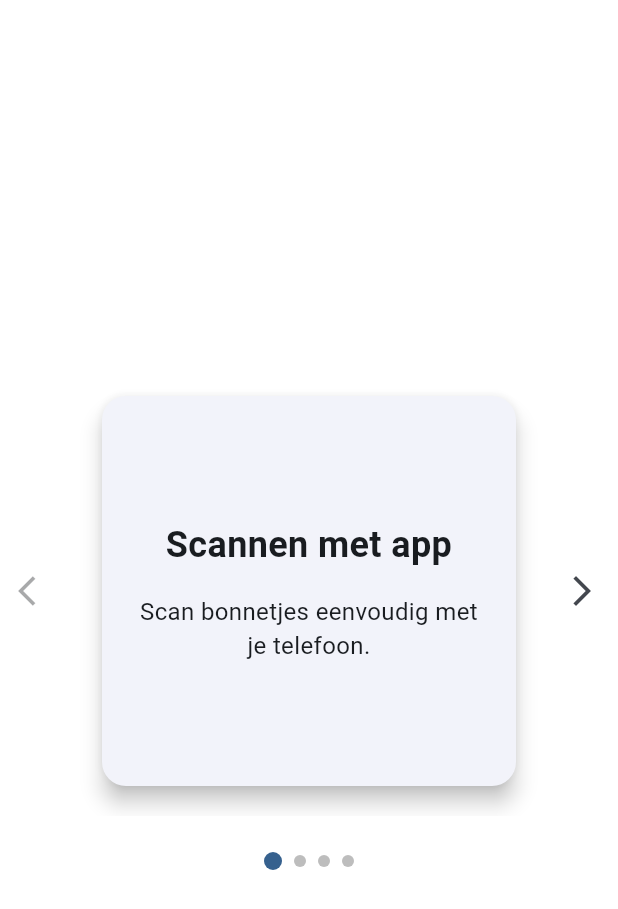
After one commit to reneax/statiescan, a Flutter app: the IntroScreen screen opened by its route, after a tap on the "arrow forward ios" icon, after a tap on the "arrow back ios" icon, on a phone screen of 412 x 824 dp. The commit adds this screen. Shown: the top 909 px of the screen. Run offline on Flutter 3.47's test engine with Material 3 defaults, Android fonts, the phone set to English and light mode, and no system bars; our stand-ins replace go_router.

Commit message:
added intro screen

```diff
--- a/lib/src/router.dart
+++ b/lib/src/router.dart
@@ -1,6 +1,7 @@
 import 'package:go_router/go_router.dart';
 import 'package:statiescan/src/screens/receipts_screen.dart';
 import 'package:statiescan/src/screens/settings/settings_screen.dart';
+import 'package:statiescan/src/screens/intro/intro/intro_screen.dart';
 
 final GoRouter appRouter = GoRouter(
   initialLocation: '/',
@@ -15,5 +16,9 @@ final GoRouter appRouter = GoRouter(
       pageBuilder:
           (context, state) => const NoTransitionPage(child: SettingsScreen()),
     ),
+    GoRoute(
+      path: '/intro',
+      pageBuilder: (context, state) => const NoTransitionPage(child: IntroScreen()),
+    ),
   ],
 );
--- /dev/null
+++ b/lib/src/screens/intro/intro/intro_carousel.dart
@@ -0,0 +1,117 @@
+import 'package:flutter/material.dart';
+import 'intro_slide.dart';
+
+class IntroCarousel extends StatefulWidget {
+  const IntroCarousel({super.key});
+
+  @override
+  State<IntroCarousel> createState() => _IntroCarouselState();
+}
+
+class _IntroCarouselState extends State<IntroCarousel> {
+  final PageController _pageController = PageController();
+  int _currentIndex = 0;
+
+  final List<Map<String, String>> _slides = [
+    {
+      'title': 'Scannen met app',
+      'description': 'Scan bonnetjes eenvoudig met je telefoon.'
+    },
+    {
+      'title': 'Bonnetjes terugvinden',
+      'description': 'Vind je opgeslagen bonnetjes snel terug.'
+    },
+    {
+      'title': 'Notificaties wanneer bonnetje verloopt',
+      'description': 'Krijg meldingen voordat je bon vervalt.'
+    },
+    {
+      'title': 'Delen met mensen',
+      'description': 'Deel je bonnen gemakkelijk met anderen.'
+    },
+  ];
+
+  void _goToPage(int page) {
+    _pageController.animateToPage(
+      page,
+      duration: const Duration(milliseconds: 300),
+      curve: Curves.easeInOut,
+    );
+  }
+
+  void _goToPrevious() {
+    if (_currentIndex > 0) {
+      _goToPage(_currentIndex - 1);
+    }
+  }
+
+  void _goToNext() {
+    if (_currentIndex < _slides.length - 1) {
+      _goToPage(_currentIndex + 1);
+    }
+  }
+
+  @override
+  Widget build(BuildContext context) {
+    return SizedBox.expand(
+      child: Column(
+        mainAxisAlignment: MainAxisAlignment.center,
+        children: [
+          SizedBox(
+            height: 300,
+            child: Row(
+              mainAxisAlignment: MainAxisAlignment.center,
+              children: [
+                IconButton(
+                  icon: const Icon(Icons.arrow_back_ios),
+                  onPressed: _currentIndex == 0 ? null : _goToPrevious,
+                ),
+                Expanded(
+                  child: PageView.builder(
+                    controller: _pageController,
+                    itemCount: _slides.length,
+                    itemBuilder: (context, index) {
+                      final slide = _slides[index];
+                      return IntroSlide(
+                        title: slide['title']!,
+                        description: slide['description']!,
+                      );
+                    },
+                    onPageChanged: (index) {
+                      setState(() {
+                        _currentIndex = index;
+                      });
+                    },
+                  ),
+                ),
+                IconButton(
+                  icon: const Icon(Icons.arrow_forward_ios),
+                  onPressed:
+                  _currentIndex == _slides.length - 1 ? null : _goToNext,
+                ),
+              ],
+            ),
+          ),
+          const SizedBox(height: 24),
+          Row(
+            mainAxisAlignment: MainAxisAlignment.center,
+            children: List.generate(_slides.length, (index) {
+              return AnimatedContainer(
+                duration: const Duration(milliseconds: 300),
+                margin: const EdgeInsets.symmetric(horizontal: 4),
+                width: _currentIndex == index ? 12 : 8,
+                height: _currentIndex == index ? 12 : 8,
+                decoration: BoxDecoration(
+                  shape: BoxShape.circle,
+                  color: _currentIndex == index
+                      ? Theme.of(context).primaryColor
+                      : Colors.grey[400],
+                ),
+              );
+            }),
+          ),
+        ],
+      ),
+    );
+  }
+}
--- /dev/null
+++ b/lib/src/screens/intro/intro/intro_screen.dart
@@ -0,0 +1,14 @@
+import 'package:flutter/material.dart';
+import 'intro_carousel.dart';
+
+class IntroScreen extends StatelessWidget {
+  const IntroScreen({super.key});
+
+  @override
+  Widget build(BuildContext context) {
+    return const Scaffold(
+      backgroundColor: Colors.white,
+      body: IntroCarousel(),
+    );
+  }
+}
--- /dev/null
+++ b/lib/src/screens/intro/intro/intro_slide.dart
@@ -0,0 +1,40 @@
+import 'package:flutter/material.dart';
+
+class IntroSlide extends StatelessWidget {
+  final String title;
+  final String description;
+
+  const IntroSlide({
+    super.key,
+    required this.title,
+    required this.description,
+  });
+
+  @override
+  Widget build(BuildContext context) {
+    return Card(
+      elevation: 6,
+      shape: RoundedRectangleBorder(borderRadius: BorderRadius.circular(16)),
+      margin: const EdgeInsets.symmetric(vertical: 20, horizontal: 20),
+      child: Padding(
+        padding: const EdgeInsets.all(24.0),
+        child: Column(
+          mainAxisAlignment: MainAxisAlignment.center,
+          children: [
+            Text(
+              title,
+              style: const TextStyle(fontSize: 24, fontWeight: FontWeight.bold),
+              textAlign: TextAlign.center,
+            ),
+            const SizedBox(height: 16),
+            Text(
+              description,
+              style: const TextStyle(fontSize: 16),
+              textAlign: TextAlign.center,
+            ),
+          ],
+        ),
+      ),
+    );
+  }
+}
--- a/pubspec.yaml
+++ b/pubspec.yaml
@@ -30,11 +30,11 @@ environment:
 dependencies:
   flutter:
     sdk: flutter
-
   # The following adds the Cupertino Icons font to your application.
   # Use with the CupertinoIcons class for iOS style icons.
   cupertino_icons: ^1.0.8
   go_router: ^15.1.2
+  carousel_slider: ^5.0.0
 
 dev_dependencies:
   flutter_test:
```
Also changed, not shown: pubspec.lock.
